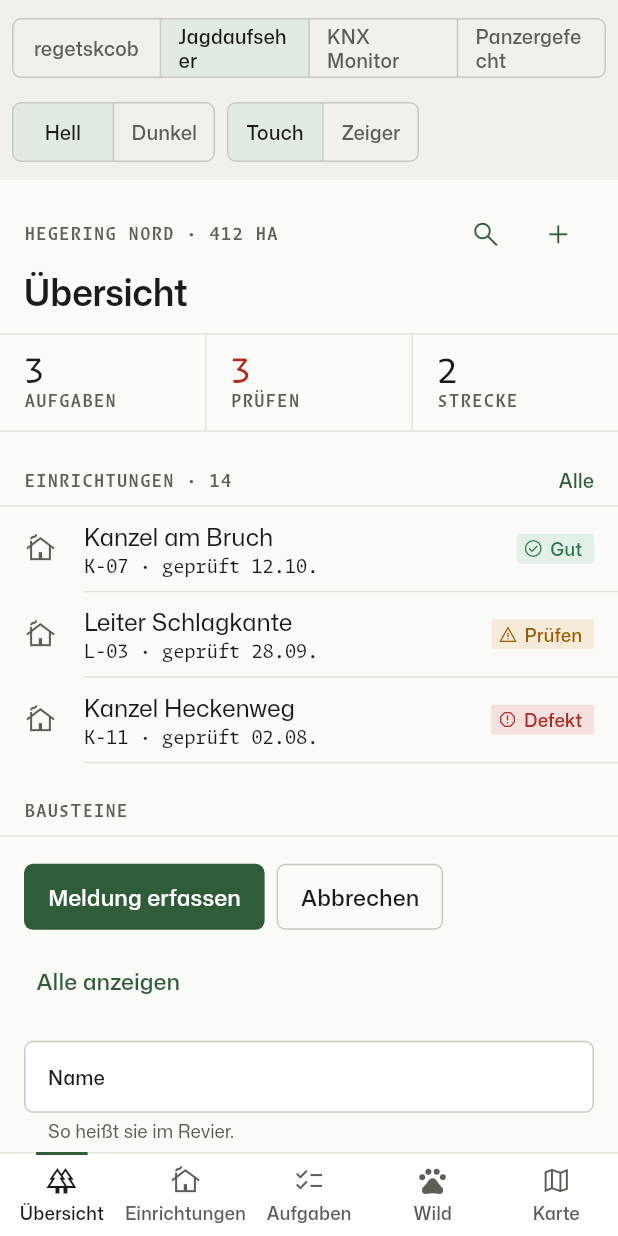
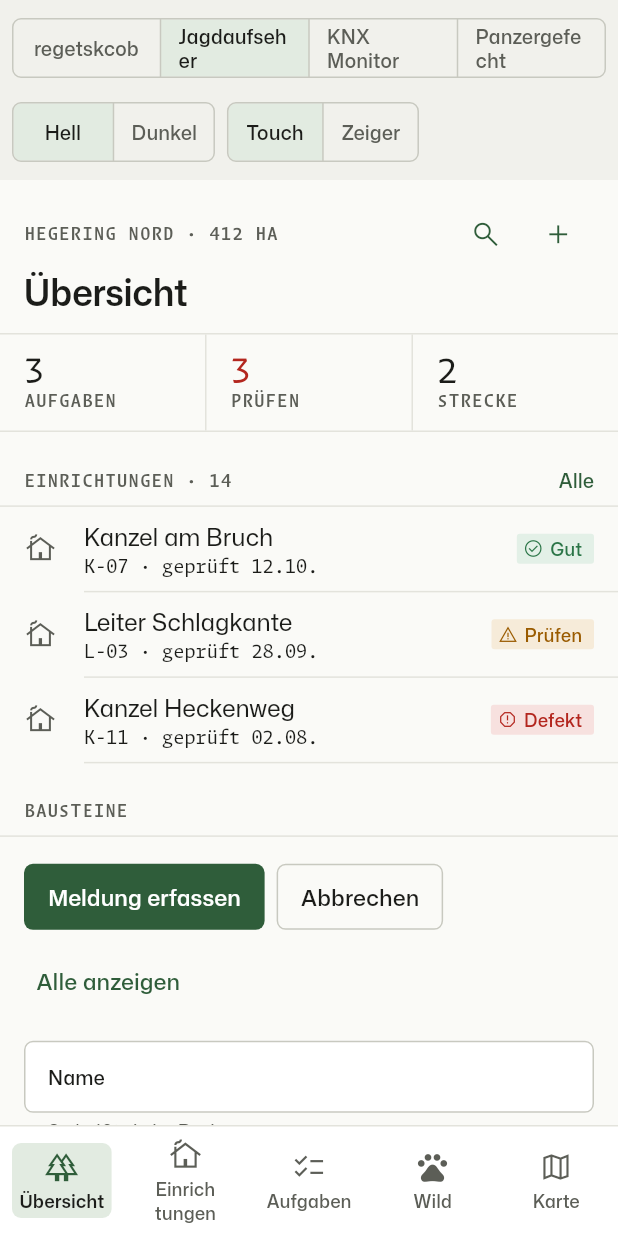
Before and after one commit to regetskcob/design-system, a Flutter app: the screen it shows after launch, on a phone screen of 412 x 824 dp. Run offline on Flutter 3.47's test engine with Material 3 defaults, Android fonts, the phone set to English and light mode, and no system bars.

Commit message:
The bottom tab bar marks its selection with a tint
On the device the 2 px line above the selected tab looked like a mistake.
The selected destination now sits on accent-tint (radius 6, no pill) with a
larger icon in the accent; rails, tabs and segments keep the line.

Co-Authored-By: Claude Opus 5.5 <noreply@anthropic.com>

```diff
--- a/flutter/lib/src/widgets/navigation.dart
+++ b/flutter/lib/src/widgets/navigation.dart
@@ -19,9 +19,9 @@ class HorizontDestination {
   final String? badge;
 }
 
-/// The bottom navigation of Horizont for compact widths (below 600): labels
-/// always visible, the selected destination marked by a 2 px line in the
-/// accent above it, no pill. On Android it replaces `NavigationBar`, on iOS
+/// The bottom navigation of Horizont on touch devices: labels always
+/// visible, the selected destination on a light accent tint (radius 6, no
+/// pill) with its icon larger and in the accent. On Android it replaces `NavigationBar`, on iOS
 /// it stands for the tab bar.
 class HorizontTabBar extends StatelessWidget {
   /// Creates a tab bar.
@@ -79,7 +79,7 @@ class _Tab extends StatelessWidget {
   @override
   Widget build(BuildContext context) {
     final c = HorizontTheme.of(context).colors;
-    final fg = selected ? c.text : c.textMuted;
+    final fg = selected ? c.accentText : c.textMuted;
     return Semantics(
       selected: selected,
       button: true,
@@ -87,32 +87,32 @@ class _Tab extends StatelessWidget {
         onTap: onTap,
         child: ConstrainedBox(
           constraints: const BoxConstraints(minHeight: HzSize.touch + HzSpace.s12),
-          child: Stack(
-            alignment: Alignment.center,
-            children: [
-              if (selected)
-                PositionedDirectional(
-                  top: 0,
-                  start: HzSpace.s24,
-                  end: HzSpace.s24,
-                  child: Container(height: HzLine.selection, color: c.accent),
-                ),
-              Padding(
-                padding: const EdgeInsets.symmetric(vertical: HzSpace.s8),
+          child: Padding(
+            padding: const EdgeInsets.symmetric(horizontal: HzSpace.s8, vertical: HzSpace.s4),
+            // The selection is a light tint behind icon and word, radius 6
+            // (no pill); the icon is larger and in the accent.
+            child: DecoratedBox(
+              decoration: BoxDecoration(
+                color: selected ? c.accentTint : null,
+                borderRadius: const BorderRadius.all(Radius.circular(HzRadius.r6)),
+              ),
+              child: Padding(
+                padding: const EdgeInsets.symmetric(vertical: HzSpace.s4),
                 child: Column(
                   mainAxisSize: MainAxisSize.min,
                   children: [
-                    Icon(destination.icon, size: 22, color: fg),
+                    Icon(destination.icon, size: 24, color: fg),
                     const SizedBox(height: HzSpace.s2),
                     Text(
                       destination.label,
-                      style: horizontTextStyle(HzType.caption, fg).copyWith(fontWeight: FontWeight.w500),
+                      style: horizontTextStyle(HzType.caption, selected ? c.text : c.textMuted)
+                          .copyWith(fontWeight: selected ? FontWeight.w600 : FontWeight.w500),
                       textAlign: TextAlign.center,
                     ),
                   ],
                 ),
               ),
-            ],
+            ),
           ),
         ),
       ),
```
Also changed, not shown: 2 other files.
